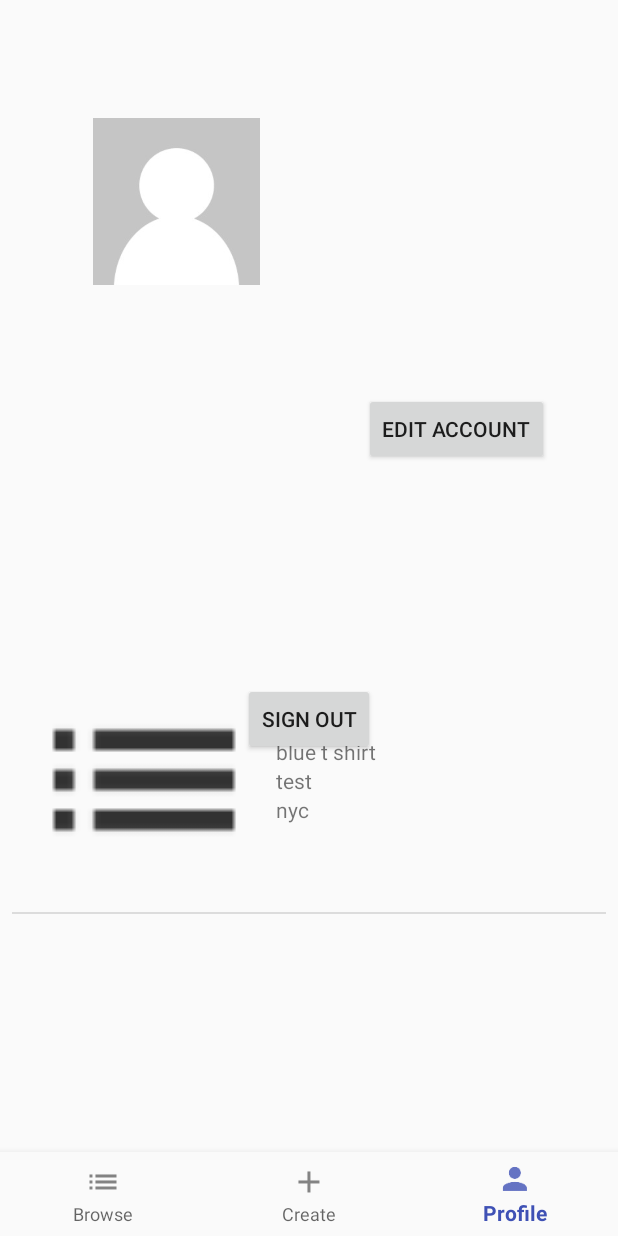
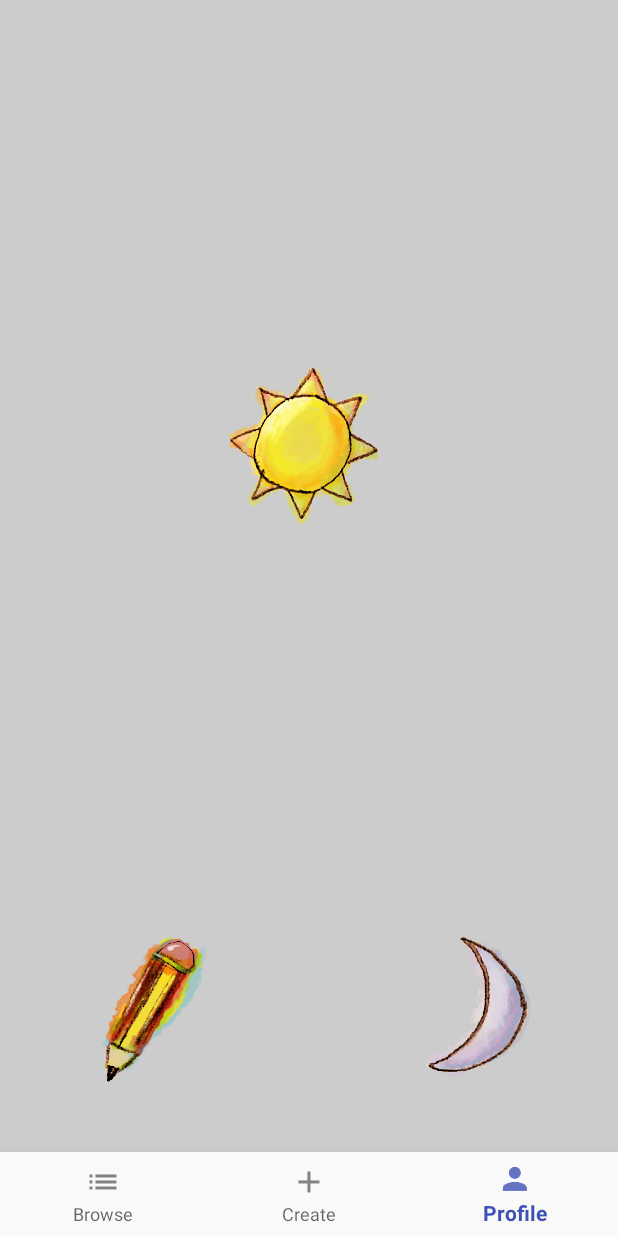
Before and after one commit to Abhishek1098/Bestow, an Android app: the screen it shows after launch once a user with an empty profile is signed in (MainActivity), item 3 of the bottom bar chosen, on a phone screen of 412 x 824 dp. Run offline under Robolectric (Android 15) with nearby library versions, the phone set to English and light mode, and no system bars; our stand-ins replace Firebase (no records; nobody signed in at launch, a user with empty details on screens opened directly); pictures from the network do not load.

Commit message:
Aesthetics in progress.

```diff
--- a/app/src/main/java/com/bestow/hackmhs/bestow/BrowseFragment.java
+++ b/app/src/main/java/com/bestow/hackmhs/bestow/BrowseFragment.java
@@ -12,10 +12,6 @@ import android.widget.ListView;
 
 import java.util.ArrayList;
 
-/**
- * Created by Shiven Kumar on 4/14/2018.
- */
-
 public class BrowseFragment extends Fragment {
 
     private ListView listView;
@@ -25,13 +21,17 @@ public class BrowseFragment extends Fragment {
     @Override
     public View onCreateView(LayoutInflater inflater, @Nullable ViewGroup container, Bundle savedInstanceState) {
         View view = inflater.inflate(R.layout.fragment_browse,null);
+
         listView = view.findViewById(R.id.BrowseFragment_ListView_listView);
 
-        Bitmap tester = BitmapFactory.decodeResource(getResources(),R.drawable.ic_browse);
+        Bitmap tester = BitmapFactory.decodeResource(getResources(),R.drawable.camera);
         items = new ArrayList<>();
-            items.add(new Item("test","blue t shirt", "nyc", tester));
+        items.add(new Item("TestName","TestDescription", "New York City", tester));
+        items.add(new Item("TestName","TestDescription", "New York City", tester));
+        items.add(new Item("TestName","TestDescription", "New York City", tester));
+        items.add(new Item("TestName","TestDescription", "New York City", tester));
+        ItemAdapter adapter = new ItemAdapter(getActivity(),R.layout.item_layout,items);
 
-        ItemAdapter adapter = new ItemAdapter(getActivity(),R.layout.item_layout,items);
         listView.setAdapter(adapter);
 
         //TODO: REFRESH FROM FIREBASE
--- a/app/src/main/java/com/bestow/hackmhs/bestow/ItemAdapter.java
+++ b/app/src/main/java/com/bestow/hackmhs/bestow/ItemAdapter.java
@@ -1,6 +1,8 @@
 package com.bestow.hackmhs.bestow;
 
 import android.content.Context;
+import android.graphics.Color;
+import android.graphics.Typeface;
 import android.support.annotation.LayoutRes;
 import android.support.annotation.NonNull;
 import android.support.annotation.Nullable;
@@ -12,10 +14,6 @@ import android.widget.ImageView;
 import android.widget.TextView;
 
 import java.util.List;
-
-/**
- * Created by Shiven Kumar on 4/14/2018.
- */
 
 public class ItemAdapter extends ArrayAdapter {
 
@@ -40,6 +38,10 @@ public class ItemAdapter extends ArrayAdapter {
         TextView town = layoutView.findViewById(R.id.Item_TextView_Town);
         ImageView image = layoutView.findViewById(R.id.Item_ImageView_image);
 
+        formatTextView(description);
+        formatTextView(seller);
+        formatTextView(town);
+
         description.setText(currentItem.getDescription());
         seller.setText(currentItem.getUsername());
         image.setImageBitmap(currentItem.getImage());
@@ -47,4 +49,11 @@ public class ItemAdapter extends ArrayAdapter {
 
         return layoutView;
     }
+
+    private void formatTextView(TextView textView){
+        Typeface typeface = Typeface.createFromAsset(con.getAssets(), "schoolbell.ttf");
+        textView.setTextSize(25);
+        textView.setTypeface(typeface);
+        textView.setTextColor(Color.BLUE);
+    }
 }
--- a/app/src/main/java/com/bestow/hackmhs/bestow/ProfileFragment.java
+++ b/app/src/main/java/com/bestow/hackmhs/bestow/ProfileFragment.java
@@ -4,9 +4,11 @@ import android.app.Fragment;
 import android.content.Intent;
 import android.graphics.Bitmap;
 import android.graphics.BitmapFactory;
+import android.graphics.Typeface;
 import android.os.Bundle;
 import android.provider.MediaStore;
 import android.support.annotation.Nullable;
+import android.support.constraint.ConstraintLayout;
 import android.util.Log;
 import android.view.LayoutInflater;
 import android.view.View;
@@ -27,7 +29,7 @@ public class ProfileFragment extends Fragment {
 
     private ImageView imageViewProfilePicture;
     private TextView textViewName;
-    private ListView listView;
+    //private ListView listView;
     private ArrayList<Item> items;
     private FirebaseAuth firebaseAuth;
 
@@ -36,20 +38,23 @@ public class ProfileFragment extends Fragment {
     public View onCreateView(LayoutInflater inflater, @Nullable ViewGroup container, Bundle savedInstanceState){
         View view = inflater.inflate(R.layout.fragment_profile,null);
 
+        ConstraintLayout constraintLayout =view.findViewById(R.id.ProfileFragment_layout);
+        constraintLayout.setBackgroundColor(getActivity().getResources().getColor(R.color.grey));
+
         imageViewProfilePicture = view.findViewById(R.id.ProfileFragment_ImageView_ProfilePic);
         textViewName = view.findViewById(R.id.ProfileFragment_TextView_Name);
-        listView = view.findViewById(R.id.ProfileFragment_ListView_ItemList);
+        //listView = view.findViewById(R.id.ProfileFragment_ListView_ItemList);
 
-        (view.findViewById(R.id.ProfileFragment_Button_EditProfile)).setOnClickListener(new View.OnClickListener() {
+        (view.findViewById(R.id.ProfileFragment_ImageView_edit)).setOnClickListener(new View.OnClickListener() {
             @Override
             public void onClick(View view) {
                 startActivity(new Intent(getActivity(), CreateProfileActivity.class));
             }
-        });//
+        });
 
         setView();
 
-        (view.findViewById(R.id.ProfileFragment_Button_signOut)).setOnClickListener(new View.OnClickListener() {
+        (view.findViewById(R.id.ProfileFragment_ImageView_logout)).setOnClickListener(new View.OnClickListener() {
             @Override
             public void onClick(View view) {
                 FirebaseAuth.getInstance().signOut();
@@ -57,16 +62,19 @@ public class ProfileFragment extends Fragment {
             }
         });
 
-        Bitmap tester = BitmapFactory.decodeResource(getResources(),R.drawable.ic_browse);
+        /*Bitmap tester = BitmapFactory.decodeResource(getResources(),R.drawable.ic_browse);
         items = new ArrayList<>();
             items.add(new Item("test","blue t shirt", "nyc", tester));
         ItemAdapter adapter  = new ItemAdapter(getActivity(),R.layout.item_layout,items);
-        listView.setAdapter(adapter);
+        listView.setAdapter(adapter);*/
 
         return view;
     }
 
     public void setView(){
+
+        Typeface typeface = Typeface.createFromAsset(getActivity().getAssets(), "schoolbell.ttf");
+
         firebaseAuth = FirebaseAuth.getInstance();
         FirebaseUser firebaseUser = firebaseAuth.getCurrentUser();
 
@@ -74,9 +82,11 @@ public class ProfileFragment extends Fragment {
             if(firebaseUser.getPhotoUrl() != null){
                 Glide.with(this).load(firebaseUser.getPhotoUrl().toString()).into(imageViewProfilePicture);
             }else{
-                imageViewProfilePicture.setImageResource(R.drawable.ic_default);
+                imageViewProfilePicture.setImageResource(R.drawable.sun);
             }
             if(firebaseUser.getDisplayName() != null){
+                textViewName.setTypeface(typeface);
+                textViewName.setTextSize(40);
                 textViewName.setText(firebaseUser.getDisplayName());
             }
         }
--- a/app/src/main/res/layout/fragment_profile.xml
+++ b/app/src/main/res/layout/fragment_profile.xml
@@ -2,44 +2,24 @@
 <android.support.constraint.ConstraintLayout xmlns:android="http://schemas.android.com/apk/res/android"
     xmlns:app="http://schemas.android.com/apk/res-auto"
     xmlns:tools="http://schemas.android.com/tools"
+    android:id="@+id/ProfileFragment_layout"
     android:layout_width="match_parent"
-    android:layout_height="match_parent">
+    android:layout_height="match_parent"
+    tools:layout_editor_absoluteY="25dp">
 
-    <Button
-        android:id="@+id/ProfileFragment_Button_EditProfile"
+    <ImageView
+        android:id="@+id/ProfileFragment_ImageView_ProfilePic"
         android:layout_width="wrap_content"
         android:layout_height="wrap_content"
         android:layout_marginBottom="8dp"
         android:layout_marginEnd="8dp"
-        android:layout_marginLeft="8dp"
-        android:layout_marginRight="8dp"
         android:layout_marginStart="8dp"
         android:layout_marginTop="8dp"
-        android:text="Edit Account"
-        app:layout_constraintBottom_toBottomOf="parent"
+        app:layout_constraintBottom_toTopOf="@+id/ProfileFragment_ImageView_edit"
         app:layout_constraintEnd_toEndOf="parent"
-        app:layout_constraintHorizontal_bias="0.86"
         app:layout_constraintStart_toStartOf="parent"
         app:layout_constraintTop_toTopOf="parent"
-        app:layout_constraintVertical_bias="0.361" />
-
-    <ImageView
-        android:id="@+id/ProfileFragment_ImageView_ProfilePic"
-        android:layout_width="111dp"
-        android:layout_height="113dp"
-        android:layout_marginBottom="8dp"
-        android:layout_marginEnd="8dp"
-        android:layout_marginLeft="8dp"
-        android:layout_marginRight="8dp"
-        android:layout_marginStart="8dp"
-        android:layout_marginTop="8dp"
-        app:layout_constraintBottom_toBottomOf="parent"
-        app:layout_constraintEnd_toEndOf="parent"
-        app:layout_constraintHorizontal_bias="0.19"
-        app:layout_constraintStart_toStartOf="parent"
-        app:layout_constraintTop_toTopOf="parent"
-        app:layout_constraintVertical_bias="0.109"
-        app:srcCompat="@drawable/googleg_standard_color_18" />
+        app:srcCompat="@drawable/sun" />
 
     <TextView
         android:id="@+id/ProfileFragment_TextView_Name"
@@ -49,40 +29,29 @@
         android:layout_marginEnd="8dp"
         android:layout_marginStart="8dp"
         android:layout_marginTop="8dp"
-        android:text="TextView"
-        app:layout_constraintBottom_toBottomOf="parent"
-        app:layout_constraintEnd_toEndOf="parent"
-        app:layout_constraintHorizontal_bias="0.819"
-        app:layout_constraintStart_toStartOf="parent"
-        app:layout_constraintTop_toTopOf="parent"
-        app:layout_constraintVertical_bias="0.14999998" />
+        android:text="Name!"
+        app:layout_constraintBottom_toTopOf="@+id/ProfileFragment_ImageView_ProfilePic"
+        app:layout_constraintEnd_toEndOf="@+id/ProfileFragment_ImageView_ProfilePic"
+        app:layout_constraintStart_toStartOf="@+id/ProfileFragment_ImageView_ProfilePic"
+        app:layout_constraintTop_toTopOf="parent" />
 
-    <ListView
-        android:id="@+id/ProfileFragment_ListView_ItemList"
-        android:layout_width="0dp"
-        android:layout_height="320dp"
-        android:layout_marginBottom="16dp"
-        android:layout_marginEnd="8dp"
-        android:layout_marginStart="8dp"
-        android:layout_marginTop="8dp"
-        app:layout_constraintBottom_toBottomOf="parent"
-        app:layout_constraintEnd_toEndOf="parent"
-        app:layout_constraintHorizontal_bias="0.0"
-        app:layout_constraintStart_toStartOf="parent"
-        app:layout_constraintTop_toTopOf="parent"
-        app:layout_constraintVertical_bias="1.0" />
-
-    <Button
-        android:id="@+id/ProfileFragment_Button_signOut"
+    <ImageView
+        android:id="@+id/ProfileFragment_ImageView_logout"
         android:layout_width="wrap_content"
         android:layout_height="wrap_content"
         android:layout_marginBottom="8dp"
         android:layout_marginEnd="8dp"
-        android:layout_marginStart="8dp"
-        android:layout_marginTop="8dp"
-        android:text="Sign out"
         app:layout_constraintBottom_toBottomOf="parent"
         app:layout_constraintEnd_toEndOf="parent"
+        app:srcCompat="@drawable/logout" />
+
+    <ImageView
+        android:id="@+id/ProfileFragment_ImageView_edit"
+        android:layout_width="wrap_content"
+        android:layout_height="wrap_content"
+        android:layout_marginBottom="8dp"
+        android:layout_marginStart="8dp"
+        app:layout_constraintBottom_toBottomOf="parent"
         app:layout_constraintStart_toStartOf="parent"
-        app:layout_constraintTop_toBottomOf="@+id/ProfileFragment_ImageView_ProfilePic" />
+        app:srcCompat="@drawable/settings" />
 </android.support.constraint.ConstraintLayout>
--- a/app/src/main/res/layout/item_layout.xml
+++ b/app/src/main/res/layout/item_layout.xml
@@ -41,13 +41,13 @@
             android:text="TextView" />
 
         <TextView
-            android:id="@+id/Item_TextView_Seller"
+            android:id="@+id/Item_TextView_Town"
             android:layout_width="match_parent"
             android:layout_height="wrap_content"
             android:text="TextView" />
 
         <TextView
-            android:id="@+id/Item_TextView_Town"
+            android:id="@+id/Item_TextView_Seller"
             android:layout_width="match_parent"
             android:layout_height="wrap_content"
             android:text="TextView" />
--- a/app/src/main/res/values/colors.xml
+++ b/app/src/main/res/values/colors.xml
@@ -3,4 +3,5 @@
     <color name="colorPrimary">#3F51B5</color>
     <color name="colorPrimaryDark">#303F9F</color>
     <color name="colorAccent">#FF4081</color>
+    <color name="grey"> #cccccc</color>
 </resources>
```
Also changed, not shown: app/src/main/assets/schoolbell.ttf (added), app/src/main/res/drawable-hdpi/logout.png (added), app/src/main/res/drawable-hdpi/settings.png (added), app/src/main/res/drawable-hdpi/sun.png (added).
